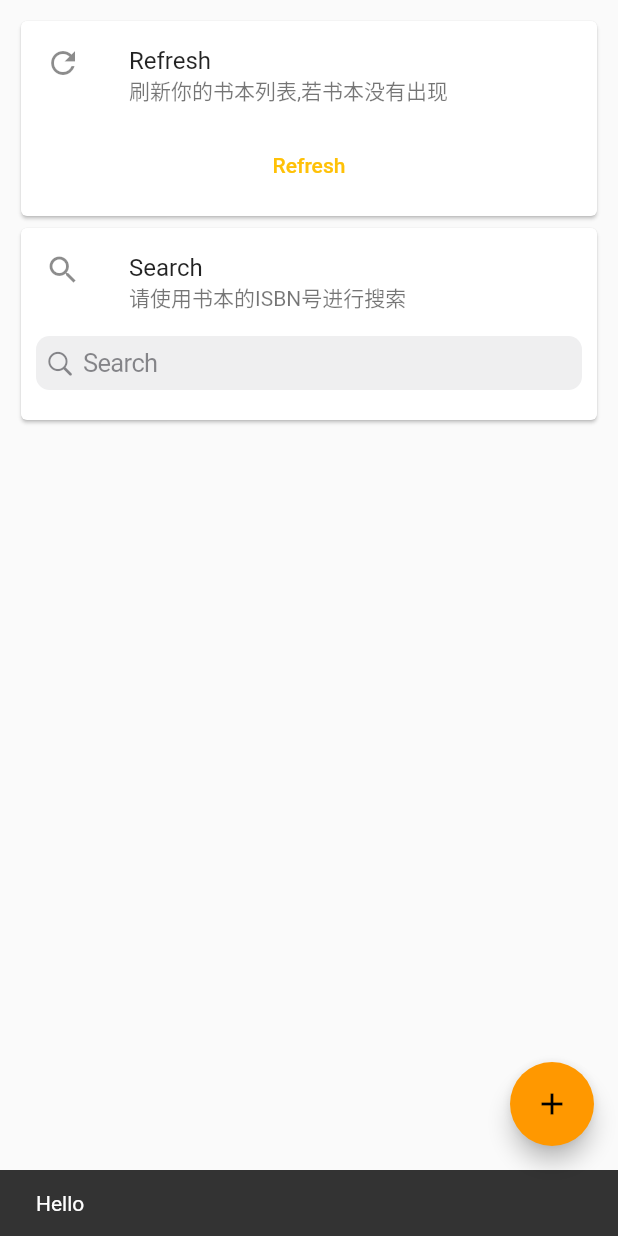
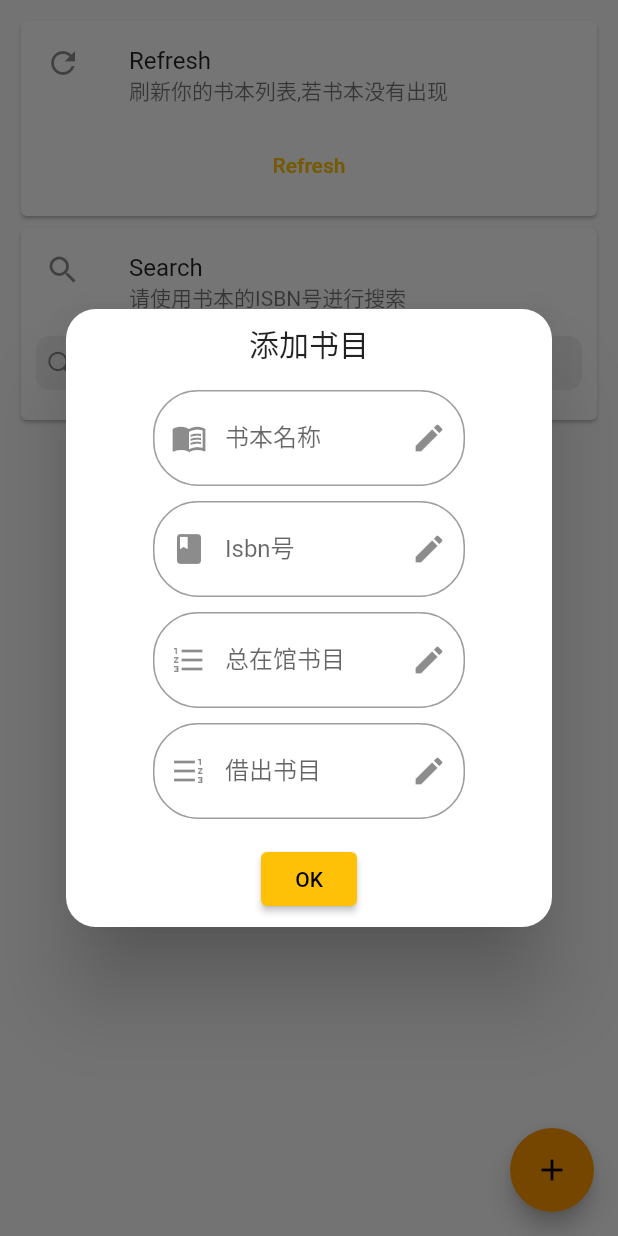
Before and after one commit to Wh0rigin/GraduationProject-Android, a Flutter app: the BookPage screen opened directly with empty values, after a tap on the "add" icon, on a phone screen of 412 x 824 dp. Run offline on Flutter 3.47's test engine with Material 2 defaults, Android fonts, the phone set to English and light mode, and no system bars; our stand-ins replace dio, flutter_login, get, yaml; network calls fail.

Commit message:
create book button already

```diff
--- a/lib/config/Configs.dart
+++ b/lib/config/Configs.dart
@@ -1,4 +1,4 @@
 class Configs {
-  static String host = "192.168.147.127";
+  static String host = "172.20.21.91";
   static String port = "8080";
 }
--- a/lib/pages/main/BookPage.dart
+++ b/lib/pages/main/BookPage.dart
@@ -1,10 +1,12 @@
 import 'package:flutter/material.dart';
 import 'package:flutter/scheduler.dart';
+import 'package:get/get.dart';
 import 'package:graduation_project/components/BookCard.dart';
 import 'package:graduation_project/components/RefreshCard.dart';
 import 'package:graduation_project/components/BookSearchCard.dart';
 
 import '../../api/BookApi.dart';
+import '../../utils/utils.dart';
 
 class BookPage extends StatefulWidget {
   const BookPage({super.key, required this.token});
@@ -14,18 +16,126 @@ class BookPage extends StatefulWidget {
 }
 
 class _BookPageState extends State<BookPage> {
-  static int count = 0;
   static const TextStyle optionStyle =
       TextStyle(fontSize: 30, fontWeight: FontWeight.bold);
   String text = '';
   static var widegts = <Widget>[];
+  String bookName = "";
+  String bookIsbn = "";
+  String number = "";
+  String rentNumber = "";
+  final TextEditingController _editingNameController = TextEditingController();
+  final TextEditingController _editingIsbnController = TextEditingController();
+  final TextEditingController _editingNumberController =
+      TextEditingController();
+  final TextEditingController _editingRentNumberController =
+      TextEditingController();
+  void _onPressed() {
+    Get.defaultDialog(
+      title: "添加书目",
+      confirm: ElevatedButton(
+          onPressed: () {
+            if (bookName == "" &&
+                bookIsbn == "" &&
+                number == "" &&
+                rentNumber == "") {
+              Get.snackbar("添加失败 输入不能为空", bookName);
+              return;
+            }
 
-  void _onPressed() {
-    setState(() {
-      count++;
-      ScaffoldMessenger.of(context)
-          .showSnackBar(const SnackBar(content: Text("Hello")));
-    });
+            debugPrint('bookName$bookName');
+            debugPrint('bookIsbn$bookIsbn');
+            debugPrint('number:$number');
+            debugPrint('rentNumber:$rentNumber');
+
+            if (!Utils.isNumeric(number) && !Utils.isNumeric(rentNumber)) {
+              Get.snackbar("添加失败 数量必须为数字形式", bookName);
+              return;
+            }
+
+            BookApi.createBook(
+                    bookName, bookIsbn, number, rentNumber, widget.token)
+                .then((value) {
+              if (value.data != null) {
+                if (value.data["code"] == 200) {
+                  fieldValue("");
+                  Get.snackbar("添加成功 ", bookName);
+                  bookName = "";
+                  bookIsbn = "";
+                  number = "";
+                  rentNumber = "";
+                  _editingNameController.clear();
+                  _editingIsbnController.clear();
+                  _editingNumberController.clear();
+                  _editingRentNumberController.clear();
+                } else {
+                  Get.snackbar("添加失败 ", value.data["msg"]);
+                }
+              }
+            });
+
+            // TODO Enhance
+          },
+          child: const Text("OK")),
+      content: Padding(
+          padding: const EdgeInsets.fromLTRB(50, 0, 50, 0),
+          child: Column(mainAxisAlignment: MainAxisAlignment.center, children: [
+            TextField(
+              controller: _editingNameController,
+              decoration: const InputDecoration(
+                labelText: "书本名称",
+                hintText: "请输入书本名称",
+                prefixIcon: Icon(Icons.menu_book_outlined),
+                suffixIcon: Icon(Icons.edit),
+                border: OutlineInputBorder(
+                    borderRadius: BorderRadius.all(Radius.circular(30))),
+              ),
+              onChanged: (value) => {bookName = value.toString()},
+            ),
+            const SizedBox(
+              height: 10,
+            ),
+            TextField(
+              controller: _editingIsbnController,
+              decoration: const InputDecoration(
+                  labelText: "Isbn号",
+                  hintText: "请输入Isbn号",
+                  prefixIcon: Icon(Icons.book),
+                  suffixIcon: Icon(Icons.edit),
+                  border: OutlineInputBorder(
+                      borderRadius: BorderRadius.all(Radius.circular(30)))),
+              onChanged: (value) => {bookIsbn = value.toString()},
+            ),
+            const SizedBox(
+              height: 10,
+            ),
+            TextField(
+              controller: _editingNumberController,
+              decoration: const InputDecoration(
+                  labelText: "总在馆书目",
+                  hintText: "请输入在馆书目",
+                  prefixIcon: Icon(Icons.format_list_numbered),
+                  suffixIcon: Icon(Icons.edit),
+                  border: OutlineInputBorder(
+                      borderRadius: BorderRadius.all(Radius.circular(30)))),
+              onChanged: (value) => {number = value.toString()},
+            ),
+            const SizedBox(
+              height: 10,
+            ),
+            TextField(
+              controller: _editingRentNumberController,
+              decoration: const InputDecoration(
+                  labelText: "借出书目",
+                  hintText: "请输入借出书目",
+                  prefixIcon: Icon(Icons.format_list_numbered_rtl),
+                  suffixIcon: Icon(Icons.edit),
+                  border: OutlineInputBorder(
+                      borderRadius: BorderRadius.all(Radius.circular(30)))),
+              onChanged: (value) => {rentNumber = value.toString()},
+            ),
+          ])),
+    );
   }
 
   void fieldValue(String value) {
@@ -39,6 +149,18 @@ class _BookPageState extends State<BookPage> {
             if (value.data["data"]["count"] == 0) {
               ScaffoldMessenger.of(context)
                   .showSnackBar(const SnackBar(content: Text("暂时没有这个书目哦")));
+              setState(() {
+                widegts.clear();
+                widegts.addAll([
+                  const RefreshCard(
+                    name: "书本",
+                  ),
+                  BookSearchCard(
+                    fieldValue: fieldValue,
+                    token: widget.token,
+                  )
+                ]);
+              });
               return;
             }
             setState(() {
@@ -71,6 +193,18 @@ class _BookPageState extends State<BookPage> {
             if (value.data["data"]["count"] == 0) {
               ScaffoldMessenger.of(context)
                   .showSnackBar(const SnackBar(content: Text("馆内暂时没有书哦")));
+              setState(() {
+                widegts.clear();
+                widegts.addAll([
+                  const RefreshCard(
+                    name: "书本",
+                  ),
+                  BookSearchCard(
+                    fieldValue: fieldValue,
+                    token: widget.token,
+                  )
+                ]);
+              });
               return;
             }
             setState(() {
```
Also changed, not shown: lib/api/BookApi.dart (+21 -0 lines).
